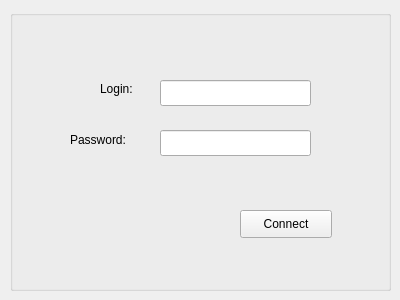
This is Client/Ui/LoginDialog.ui in freakyzoidberg/horus-edu as Qt 5 draws it before an edit. The edited form follows.
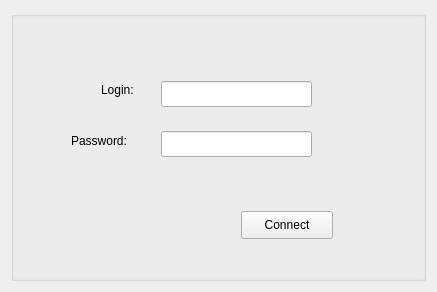
This is the edited form.

The edit to the form file:
```diff
--- a/Client/Ui/LoginDialog.ui
+++ b/Client/Ui/LoginDialog.ui
@@ -6,22 +6,16 @@
    <rect>
     <x>0</x>
     <y>0</y>
-    <width>400</width>
-    <height>300</height>
+    <width>437</width>
+    <height>292</height>
    </rect>
   </property>
   <property name="windowTitle">
    <string>Fenetre de connexion</string>
   </property>
+  <layout class="QHBoxLayout" name="horizontalLayout">
+   <item>
   <widget class="QGroupBox" name="groupBox">
-   <property name="geometry">
-    <rect>
-     <x>10</x>
-     <y>10</y>
-     <width>381</width>
-     <height>281</height>
-    </rect>
-   </property>
    <property name="title">
     <string/>
    </property>
@@ -87,7 +81,20 @@
      <string>Password:</string>
     </property>
    </widget>
-  </widget>
+     <widget class="QWidget" name="formLayoutWidget">
+      <property name="geometry">
+       <rect>
+        <x>-1</x>
+        <y>-1</y>
+        <width>421</width>
+        <height>281</height>
+       </rect>
+      </property>
+      <layout class="QFormLayout" name="formLayout"/>
+     </widget>
+    </widget>
+   </item>
+  </layout>
  </widget>
  <resources/>
  <connections/>
```
Lines whose indentation alone changed are shown as unchanged.
